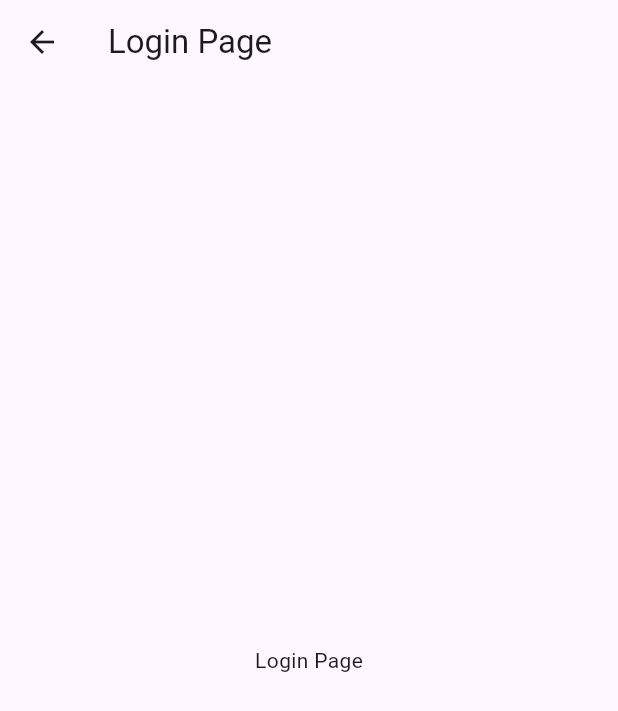
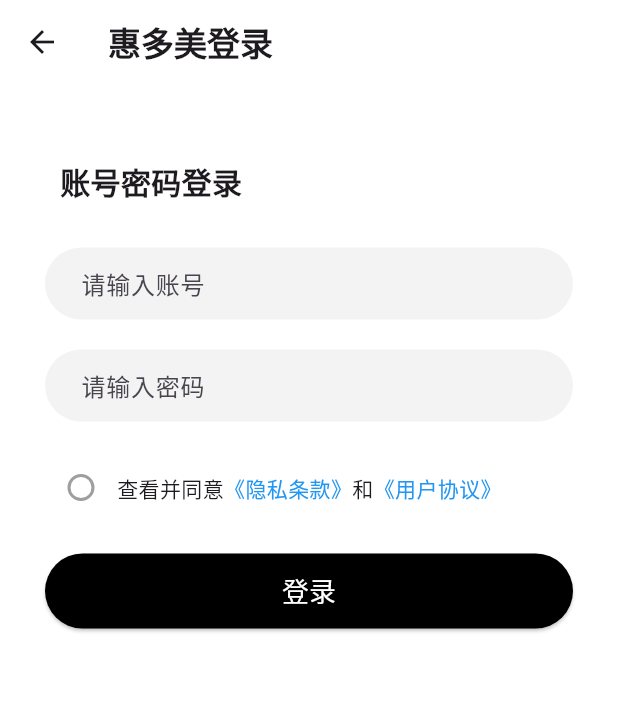
Before and after one commit to XiliTony/mh_shop, a Flutter app: the LoginPage screen opened by its route, on a phone screen of 412 x 824 dp. Shown: the top 711 px of the screen. Run offline on Flutter 3.47's test engine with Material 3 defaults, Android fonts, the light colour scheme and no system bars; our stand-ins replace carousel_slider, dio; network calls fail.

Commit message:
登录页面搭建和表单校验

```diff
--- a/lib/pages/Mine/index.dart
+++ b/lib/pages/Mine/index.dart
@@ -33,10 +33,15 @@
           Expanded(
             child: Column(
               crossAxisAlignment: CrossAxisAlignment.start,
-              children: const [
-                Text(
-                  '立即登录',
-                  style: TextStyle(fontSize: 18, fontWeight: FontWeight.w600),
+              children: [
+                GestureDetector(
+                  onTap: () {
+                    Navigator.pushNamed(context, '/login');
+                  },
+                  child: const Text(
+                    '立即登录',
+                    style: TextStyle(fontSize: 18, fontWeight: FontWeight.w600),
+                  ),
                 ),
               ],
             ),
--- a/lib/pages/login/index.dart
+++ b/lib/pages/login/index.dart
@@ -1,21 +1,187 @@
 import 'package:flutter/material.dart';
+import 'package:mh_shop/utils/ToastUtils.dart';
 
 class LoginPage extends StatefulWidget {
-  const LoginPage({super.key});
+  LoginPage({Key? key}) : super(key: key);
 
   @override
   _LoginPageState createState() => _LoginPageState();
 }
 
 class _LoginPageState extends State<LoginPage> {
+  TextEditingController _phoneController = TextEditingController(); // 账号控制器
+  TextEditingController _codeController = TextEditingController(); // 密码控制器
+  // 用户账号Widget
+  Widget _buildPhoneTextField() {
+    return TextFormField(
+      validator: (value) {
+        if (value == null || value.isEmpty) {
+          return "手机号不能为空";
+        }
+        // 校验手机号格式
+        if (!RegExp(r"^1[3-9]\d{9}$").hasMatch(value)) {
+          return "手机号格式不正确";
+        }
+        return null;
+      },
+
+      controller: _phoneController,
+      decoration: InputDecoration(
+        contentPadding: EdgeInsets.only(left: 20), // 内容内边距
+        hintText: "请输入账号",
+        fillColor: const Color.fromRGBO(243, 243, 243, 1),
+        filled: true,
+        border: OutlineInputBorder(
+          borderSide: BorderSide.none,
+          borderRadius: BorderRadius.circular(25),
+        ),
+      ),
+    );
+  }
+
+  // 用户密码Widget
+  Widget _buildCodeTextField() {
+    return TextFormField(
+            validator: (value) {
+        if (value == null || value.isEmpty) {
+          return "密码不能为空";
+        }
+        // 密码的校验 6-16位的数字 字母或下划线
+        if (!RegExp(r"^[a-zA-Z0-9_]{6,16}$").hasMatch(value)) {
+          return "请输入6-16位的字母数字或者下划线";
+        }
+        return null;
+      },
+      controller: _codeController,
+      obscureText: true,
+      decoration: InputDecoration(
+        contentPadding: EdgeInsets.only(left: 20), // 内容内边距
+        hintText: "请输入密码",
+        fillColor: const Color.fromRGBO(243, 243, 243, 1),
+        filled: true,
+        border: OutlineInputBorder(
+          borderSide: BorderSide.none,
+          borderRadius: BorderRadius.circular(25),
+        ),
+      ),
+    );
+  }
+
+  // 登录按钮Widget
+  Widget _buildLoginButton() {
+    return SizedBox(
+      width: double.infinity,
+      height: 50,
+      child: ElevatedButton(
+        onPressed: () {
+          // 登录逻辑
+          if (_key.currentState!.validate()) {
+            // 进行勾选框的判断
+            if (_isChecked) {
+              // 校验通过
+            } else {
+              // 提示请勾选用户协议
+              ToastUtils.showToast(context, "请勾选用户协议");
+            }
+          }
+        },
+        style: ElevatedButton.styleFrom(
+          backgroundColor: Colors.black,
+          shape: RoundedRectangleBorder(
+            borderRadius: BorderRadius.circular(25),
+          ),
+        ),
+        child: Text("登录", style: TextStyle(fontSize: 18, color: Colors.white)),
+      ),
+    );
+  }
+
+  bool _isChecked = false;
+  // 勾选Widget
+  Widget _buildCheckbox() {
+    return Row(
+      children: [
+        // 设置勾选为圆角
+        Checkbox(
+          value: _isChecked,
+          activeColor: Colors.black,
+          checkColor: Colors.white,
+          onChanged: (bool? value) {
+            setState(() {
+              _isChecked = value ?? false;
+            });
+          },
+          // 设置形状
+          shape: RoundedRectangleBorder(
+            borderRadius: BorderRadius.circular(10), // 圆角大小
+          ),
+          // 可选：设置边框
+          side: BorderSide(color: Colors.grey, width: 2.0),
+        ),
+        Text.rich(
+          TextSpan(
+            children: [
+              TextSpan(text: "查看并同意"),
+              TextSpan(
+                text: "《隐私条款》",
+                style: TextStyle(color: Colors.blue),
+              ),
+              TextSpan(text: "和"),
+              TextSpan(
+                text: "《用户协议》",
+                style: TextStyle(color: Colors.blue),
+              ),
+            ],
+          ),
+        ),
+      ],
+    );
+  }
+
+  // 头部Widget
+  Widget _buildHeader() {
+    return Row(
+      children: [
+        Padding(
+          padding: EdgeInsets.only(left: 10),
+          child: Text(
+            "账号密码登录",
+            style: TextStyle(fontSize: 20, fontWeight: FontWeight.bold),
+          ),
+        ),
+      ],
+    );
+  }
+
+  final GlobalKey<FormState> _key = GlobalKey<FormState>();
+
   @override
   Widget build(BuildContext context) {
     return Scaffold(
       appBar: AppBar(
-        title: Text('Login Page'),
+        title: Text("惠多美登录", style: TextStyle(fontWeight: FontWeight.bold)),
+        backgroundColor: Colors.white,
       ),
-      body: Center(
-        child: Text('Login Page'),
+      body: Form(
+        key: _key,
+        child: Container(
+          padding: EdgeInsets.all(30),
+          color: Colors.white,
+          child: Column(
+            children: [
+              SizedBox(height: 20),
+              _buildHeader(),
+              SizedBox(height: 30),
+              _buildPhoneTextField(),
+              SizedBox(height: 20),
+              _buildCodeTextField(),
+              SizedBox(height: 20),
+              _buildCheckbox(),
+              SizedBox(height: 20),
+              _buildLoginButton(),
+            ],
+          ),
+        ),
       ),
     );
   }
```
